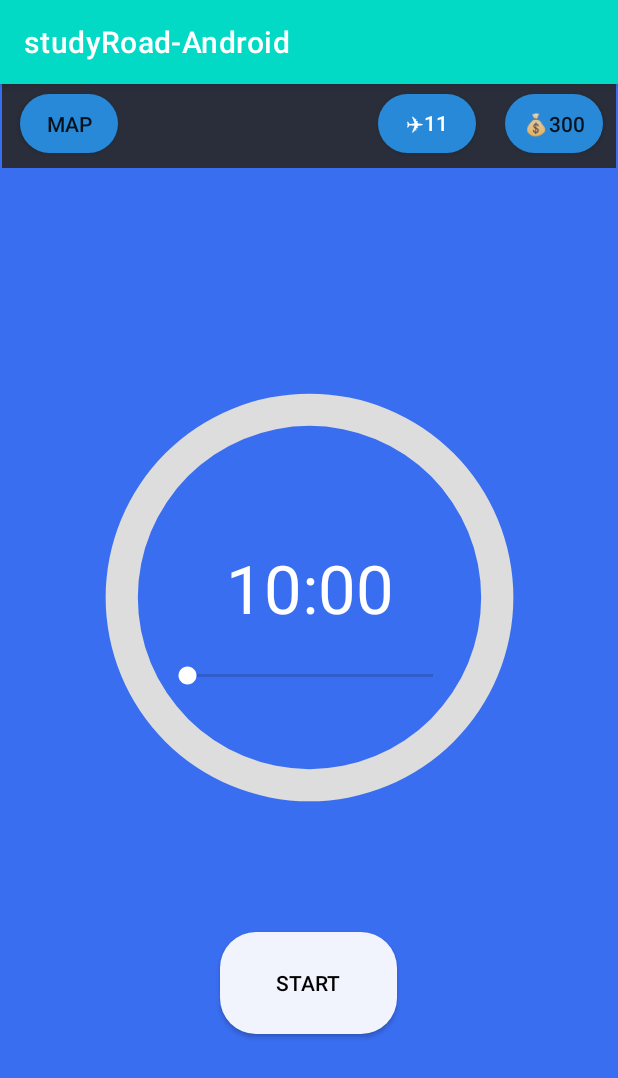
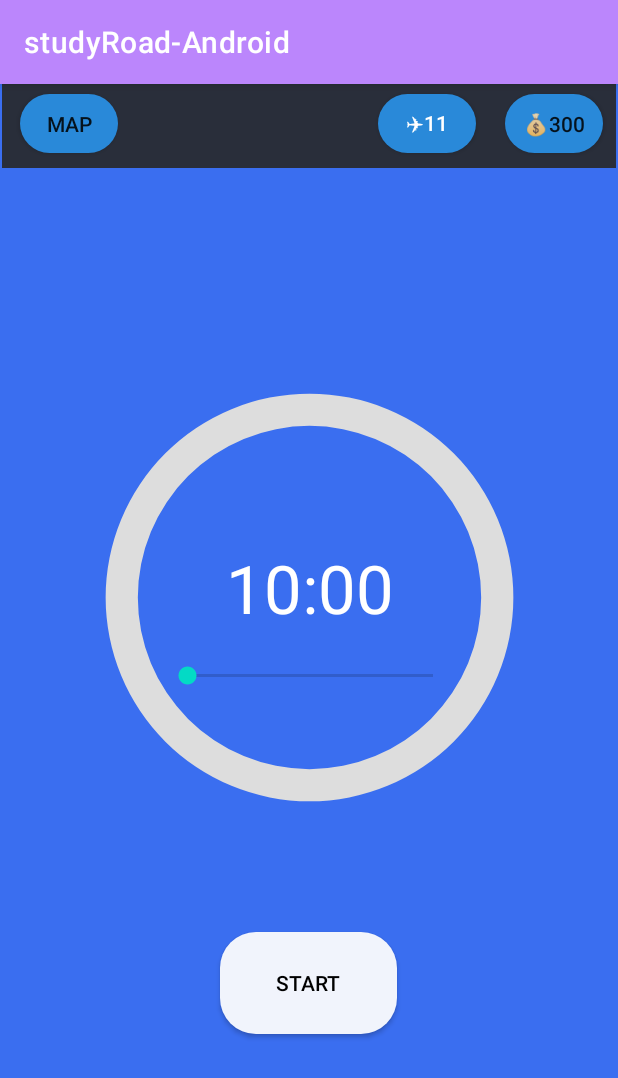
Before and after one commit to GeorgeGlarakis/study-road, an Android app: the screen it shows after launch (MainActivity), on a phone screen of 412 x 824 dp. Shown: the top 1078 px of the screen. Run offline under Robolectric (Android 15) with nearby library versions, the phone set to English and light mode, and no system bars.

Commit message:
fixed UI colours

```diff
--- a/studyRoadAndroid/app/src/main/res/values/themes.xml
+++ b/studyRoadAndroid/app/src/main/res/values/themes.xml
@@ -2,12 +2,12 @@
     <!-- Base application theme. -->
     <style name="Theme.StudyRoadAndroid" parent="Theme.MaterialComponents.DayNight.DarkActionBar">
         <!-- Primary brand color. -->
-        <item name="colorPrimary">@color/teal_200</item>
-        <item name="colorPrimaryVariant">@color/white</item>
+        <item name="colorPrimary">@color/purple_200</item>
+        <item name="colorPrimaryVariant">@color/purple_700</item>
         <item name="colorOnPrimary">@color/black</item>
         <!-- Secondary brand color. -->
-        <item name="colorSecondary">@color/white</item>
-        <item name="colorSecondaryVariant">@color/purple_700</item>
+        <item name="colorSecondary">@color/teal_200</item>
+        <item name="colorSecondaryVariant">@color/teal_200</item>
         <item name="colorOnSecondary">@color/black</item>
         <!-- Status bar color. -->
         <item name="android:statusBarColor" tools:targetApi="l">?attr/colorPrimaryVariant</item>
```
